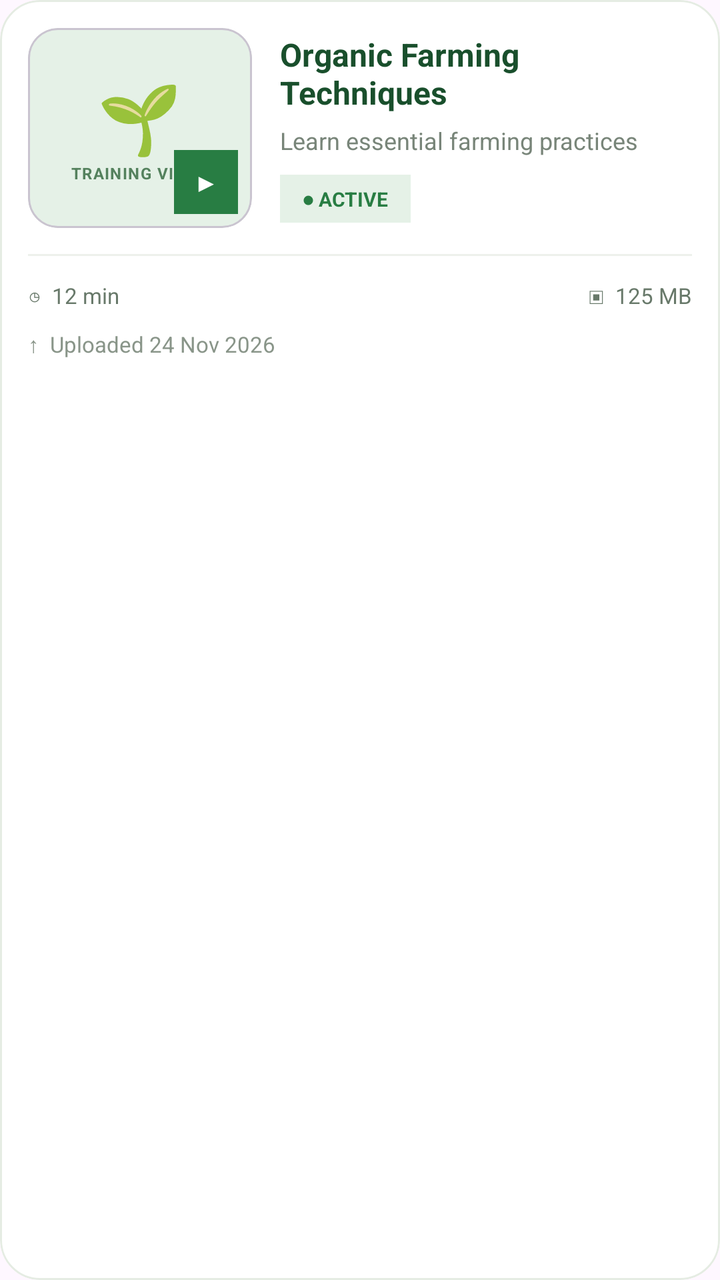
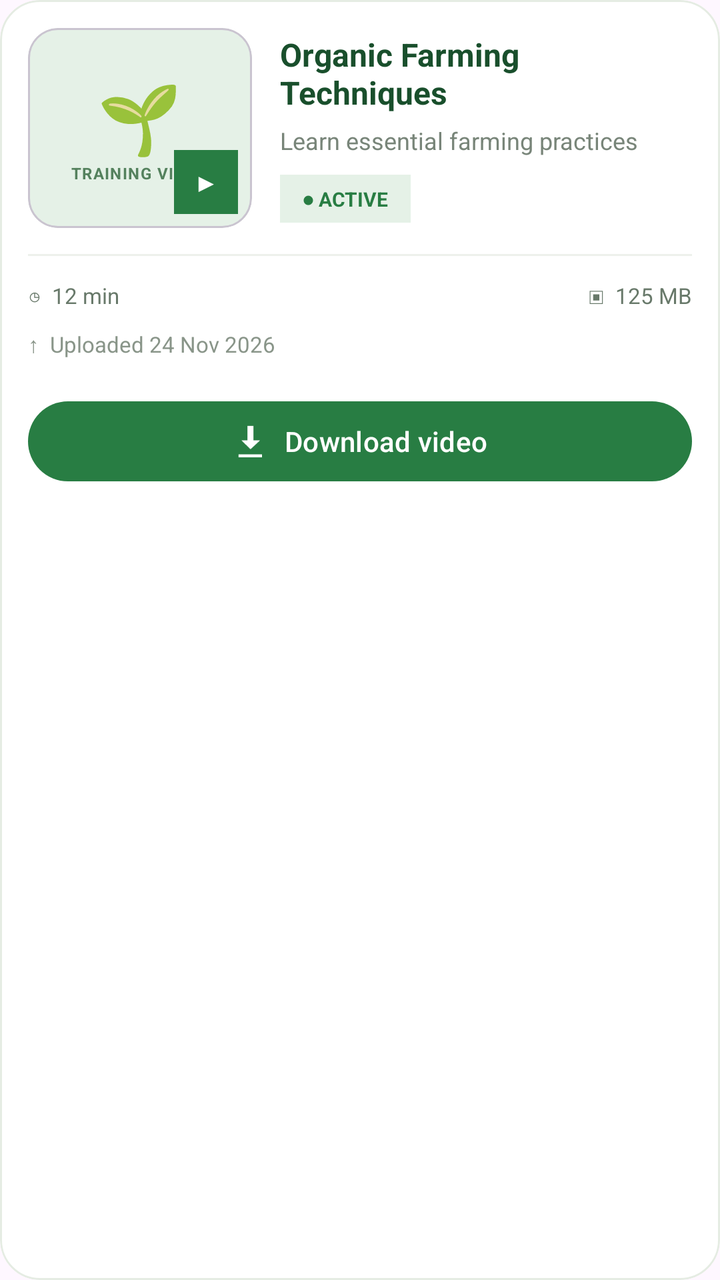

Compare the two renders of this Android layout. The source of the first and the diff that turns it into the second are given below.
<!-- AndroidManifest.xml: application theme Theme.AgriReach -->
<!-- res/layout/item_admin_video.xml -->
<?xml version="1.0" encoding="utf-8"?>
<com.google.android.material.card.MaterialCardView
    xmlns:android="http://schemas.android.com/apk/res/android"
    xmlns:app="http://schemas.android.com/apk/res-auto"
    android:layout_width="match_parent"
    android:layout_height="wrap_content"
    android:layout_marginBottom="14dp"
    app:cardBackgroundColor="#FFFFFF"
    app:cardCornerRadius="20dp"
    app:cardElevation="0dp"
    app:strokeColor="#E5ECE3"
    app:strokeWidth="1dp">
    <LinearLayout
        android:layout_width="match_parent"
        android:layout_height="wrap_content"
        android:orientation="vertical"
        android:padding="14dp">
        
        <LinearLayout
            android:layout_width="match_parent"
            android:layout_height="wrap_content"
            android:orientation="horizontal"
            android:gravity="center_vertical">
            
            <com.google.android.material.card.MaterialCardView
                android:layout_width="112dp"
                android:layout_height="100dp"
                app:cardCornerRadius="15dp"
                app:cardElevation="0dp"
                app:cardBackgroundColor="#E5F1E7">
                <FrameLayout
                    android:layout_width="match_parent"
                    android:layout_height="match_parent">
                    <LinearLayout
                        android:layout_width="match_parent"
                        android:layout_height="match_parent"
                        android:gravity="center"
                        android:orientation="vertical">
                        <TextView
                            android:layout_width="wrap_content"
                            android:layout_height="wrap_content"
                            android:text="🌱"
                            android:textSize="34sp" />
                        <TextView
                            android:layout_width="wrap_content"
                            android:layout_height="wrap_content"
                            android:text="TRAINING VIDEO"
                            android:textColor="#54815D"
                            android:textSize="8sp"
                            android:textStyle="bold"
                            android:letterSpacing="0.06" />
                    </LinearLayout>
                    <TextView
                        android:layout_width="32dp"
                        android:layout_height="32dp"
                        android:layout_gravity="bottom|end"
                        android:layout_margin="7dp"
                        android:background="#287D43"
                        android:gravity="center"
                        android:text="▶"
                        android:textColor="#FFFFFF"
                        android:textSize="13sp" />
                </FrameLayout>
            </com.google.android.material.card.MaterialCardView>
            
            <LinearLayout
                android:layout_width="0dp"
                android:layout_height="wrap_content"
                android:layout_weight="1"
                android:layout_marginStart="14dp"
                android:orientation="vertical">
                <TextView
                    android:id="@+id/videoTitleTextView"
                    android:layout_width="match_parent"
                    android:layout_height="wrap_content"
                    android:text="Organic Farming Techniques"
                    android:textColor="#194F2C"
                    android:textSize="16sp"
                    android:textStyle="bold"
                    android:maxLines="2"
                    android:ellipsize="end" />
                <TextView
                    android:id="@+id/videoDescriptionTextView"
                    android:layout_width="match_parent"
                    android:layout_height="wrap_content"
                    android:layout_marginTop="5dp"
                    android:text="Learn essential farming practices"
                    android:textColor="#788579"
                    android:textSize="12sp"
                    android:maxLines="2"
                    android:ellipsize="end" />
                
                <TextView
                    android:id="@+id/videoStatusTextView"
                    android:layout_width="wrap_content"
                    android:layout_height="wrap_content"
                    android:layout_marginTop="9dp"
                    android:paddingStart="11dp"
                    android:paddingEnd="11dp"
                    android:paddingTop="5dp"
                    android:paddingBottom="5dp"
                    android:background="#E5F1E7"
                    android:text="● ACTIVE"
                    android:textColor="#287D43"
                    android:textSize="10sp"
                    android:textStyle="bold" />
            </LinearLayout>
        </LinearLayout>
        
        <TextView
            android:id="@+id/videoCategoryTextView"
            android:layout_width="wrap_content"
            android:layout_height="wrap_content"
            android:layout_marginTop="13dp"
            android:paddingStart="10dp"
            android:paddingEnd="10dp"
            android:paddingTop="5dp"
            android:paddingBottom="5dp"
            android:background="#F0F5EE"
            android:text="🌾 General"
            android:textColor="#4D7655"
            android:textSize="11sp"
            android:visibility="gone" />
        
        <View
            android:layout_width="match_parent"
            android:layout_height="1dp"
            android:layout_marginTop="13dp"
            android:layout_marginBottom="12dp"
            android:background="#EDF1EB" />
        
        <LinearLayout
            android:layout_width="match_parent"
            android:layout_height="wrap_content"
            android:orientation="horizontal"
            android:gravity="center_vertical">
            <TextView
                android:id="@+id/videoDurationTextView"
                android:layout_width="0dp"
                android:layout_height="wrap_content"
                android:layout_weight="1"
                android:text="◷  12 min"
                android:textColor="#68796A"
                android:textSize="11sp" />
            <TextView
                android:id="@+id/videoFileSizeTextView"
                android:layout_width="wrap_content"
                android:layout_height="wrap_content"
                android:text="▣  125 MB"
                android:textColor="#68796A"
                android:textSize="11sp" />
        </LinearLayout>
        <TextView
            android:id="@+id/videoUploadDateTextView"
            android:layout_width="match_parent"
            android:layout_height="wrap_content"
            android:layout_marginTop="9dp"
            android:text="↑  Uploaded 24 Nov 2026"
            android:textColor="#899589"
            android:textSize="11sp" />
    </LinearLayout>
</com.google.android.material.card.MaterialCardView>
<!-- resources referenced by this layout -->
<resources>
  <style name="Theme.AgriReach" parent="Base.Theme.AgriReach" />
  <style name="Base.Theme.AgriReach" parent="Theme.Material3.DayNight.NoActionBar">
          
          
      </style>
</resources>

<!-- the commit's change to res/layout/item_admin_video.xml (unified diff, before → after) -->
@@ -158,5 +158,61 @@
             android:text="↑  Uploaded 24 Nov 2026"
             android:textColor="#899589"
             android:textSize="11sp" />
+
+        
+        <LinearLayout
+            android:layout_width="match_parent"
+            android:layout_height="wrap_content"
+            android:layout_marginTop="12dp"
+            android:orientation="vertical">
+
+            
+            <ProgressBar
+                android:id="@+id/videoDownloadProgressBar"
+                style="?android:attr/progressBarStyleHorizontal"
+                android:layout_width="match_parent"
+                android:layout_height="6dp"
+                android:max="100"
+                android:progress="0"
+                android:visibility="gone" />
+
+            
+            <TextView
+                android:id="@+id/videoDownloadProgressText"
+                android:layout_width="wrap_content"
+                android:layout_height="wrap_content"
+                android:layout_marginTop="5dp"
+                android:textSize="11sp"
+                android:textColor="#287D43"
+                android:visibility="gone" />
+
+            
+            <com.google.android.material.button.MaterialButton
+                android:id="@+id/downloadVideoButton"
+                android:layout_width="match_parent"
+                android:layout_height="wrap_content"
+                android:layout_marginTop="5dp"
+                android:text="Download video"
+                android:textAllCaps="false"
+                app:icon="@android:drawable/stat_sys_download"
+                app:iconGravity="textStart"
+                app:backgroundTint="#287D43" />
+            
+            <com.google.android.material.button.MaterialButton
+                android:id="@+id/playOfflineVideoButton"
+                android:layout_width="match_parent"
+                android:layout_height="wrap_content"
+                android:layout_marginTop="6dp"
+                android:text="Play Offline"
+                android:textAllCaps="false"
+                android:visibility="gone"
+                app:icon="@android:drawable/ic_media_play"
+                app:iconGravity="textStart"
+                app:backgroundTint="#E5F1E7"
+                app:iconTint="#287D43"
+                android:textColor="#287D43" />
+
+        </LinearLayout>
+
     </LinearLayout>
 </com.google.android.material.card.MaterialCardView>
